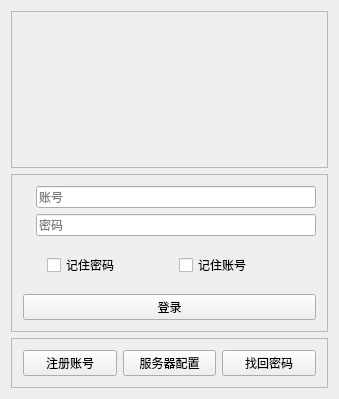
Above: client/Desktop_Android/ElectromagneticDog/login.ui from zhaomangang/ElectromagneticDog before the change. Below: the same form after it.
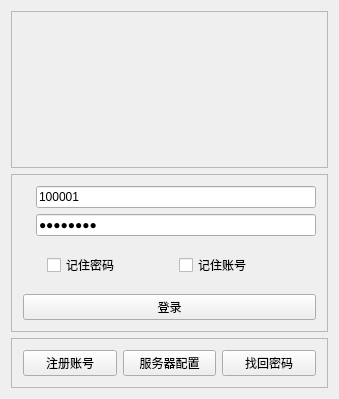
That is the form after the change. Icons and pictures are not drawn.

The edit to the form file:
```diff
--- a/client/Desktop_Android/ElectromagneticDog/login.ui
+++ b/client/Desktop_Android/ElectromagneticDog/login.ui
@@ -138,7 +138,7 @@
          <string/>
         </property>
         <property name="text">
-         <string/>
+         <string>Z001221z</string>
         </property>
         <property name="echoMode">
          <enum>QLineEdit::Password</enum>
@@ -163,7 +163,7 @@
          <string/>
         </property>
         <property name="text">
-         <string/>
+         <string>100001</string>
         </property>
         <property name="maxLength">
          <number>10</number>
```
